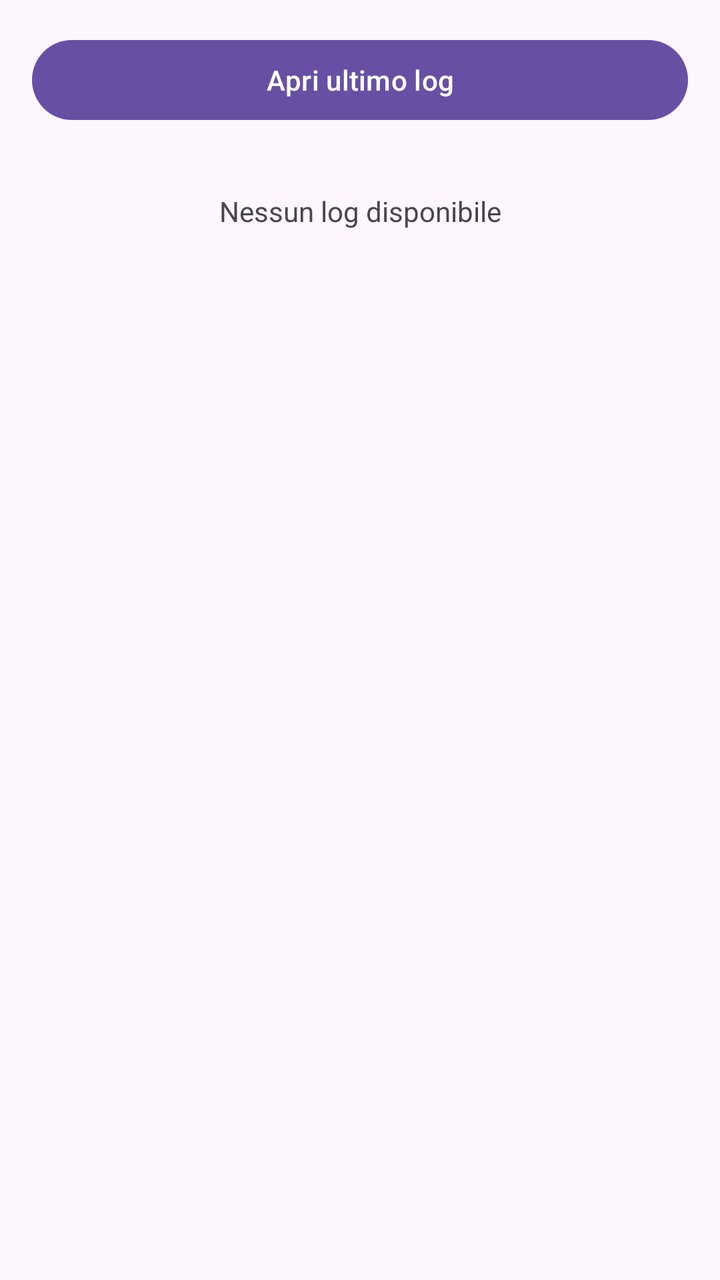
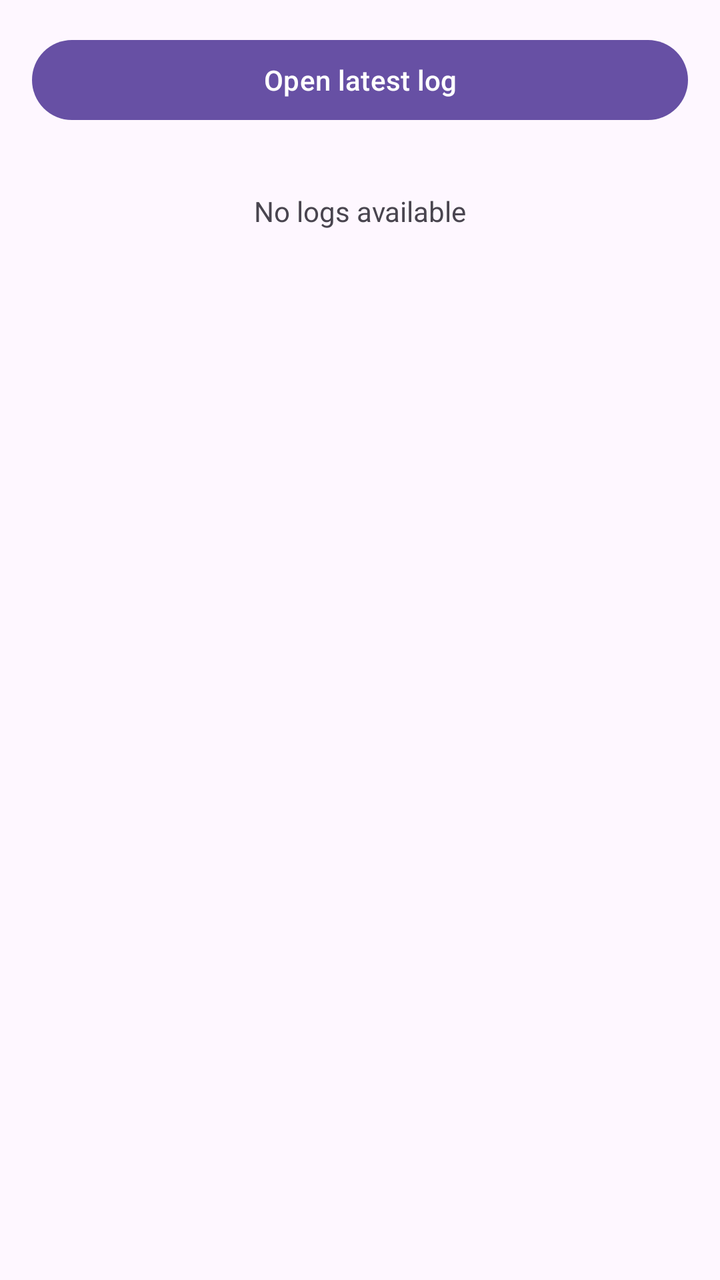

Two renders of the same Android screen: before a commit and after it. Below are the layout's source before the change and the commit's diff.
<!-- AndroidManifest.xml: application theme Theme.Material3.DayNight -->
<!-- res/layout/activity_server_logs.xml -->
<?xml version="1.0" encoding="utf-8"?>
<LinearLayout xmlns:android="http://schemas.android.com/apk/res/android"
    android:layout_width="match_parent"
    android:layout_height="match_parent"
    android:orientation="vertical"
    android:padding="16dp">

    <Button
        android:id="@+id/buttonOpenLatest"
        android:layout_width="match_parent"
        android:layout_height="wrap_content"
        android:text="Apri ultimo log" />

    <TextView
        android:id="@+id/textEmptyLogs"
        android:layout_width="match_parent"
        android:layout_height="wrap_content"
        android:text="Nessun log disponibile"
        android:gravity="center"
        android:layout_marginTop="32dp" />

    <androidx.recyclerview.widget.RecyclerView
        android:id="@+id/recyclerLogs"
        android:layout_width="match_parent"
        android:layout_height="match_parent"
        android:layout_marginTop="16dp" />

</LinearLayout>
<!-- resources referenced by this layout -->
<resources>

</resources>

<!-- the commit's change to res/layout/activity_server_logs.xml (unified diff, before → after) -->
@@ -9,13 +9,13 @@
         android:id="@+id/buttonOpenLatest"
         android:layout_width="match_parent"
         android:layout_height="wrap_content"
-        android:text="Apri ultimo log" />
+        android:text="@string/logs_open_latest" />
 
     <TextView
         android:id="@+id/textEmptyLogs"
         android:layout_width="match_parent"
         android:layout_height="wrap_content"
-        android:text="Nessun log disponibile"
+        android:text="@string/logs_empty_server"
         android:gravity="center"
         android:layout_marginTop="32dp" />
 
<!-- resource entries referenced after the edit -->
@@ -1,5 +1,6 @@
 <!-- resources referenced by this layout -->
 <resources>
-
+  <string name="logs_empty_server">No logs available</string>
+  <string name="logs_open_latest">Open latest log</string>
 </resources>
 
